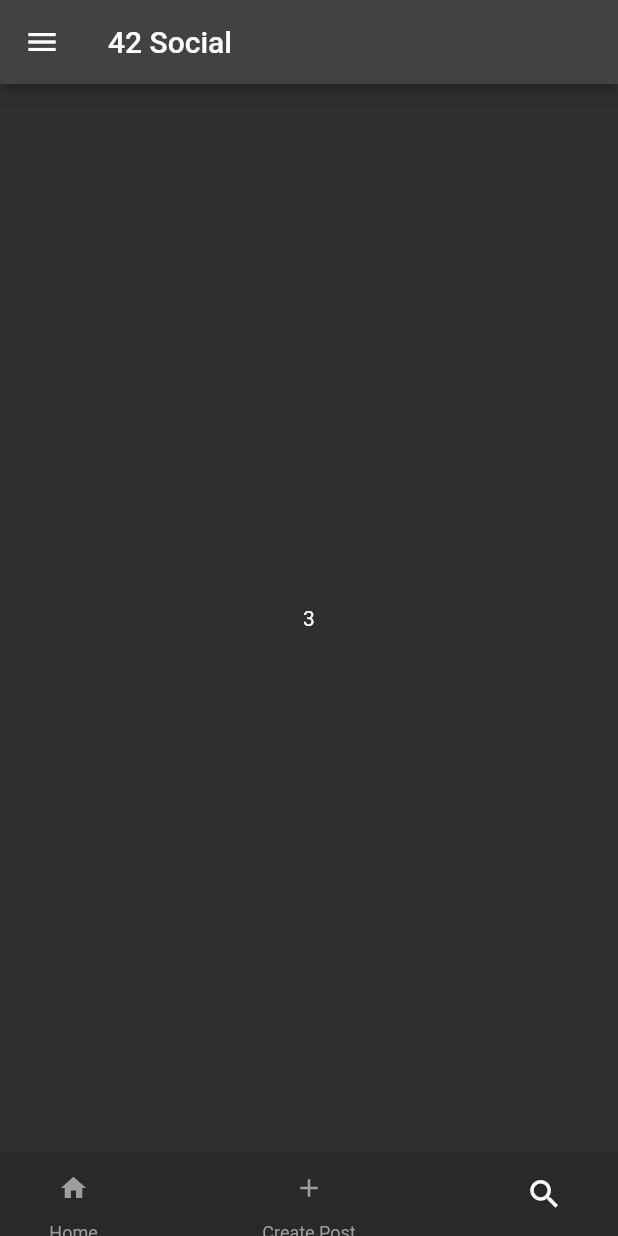
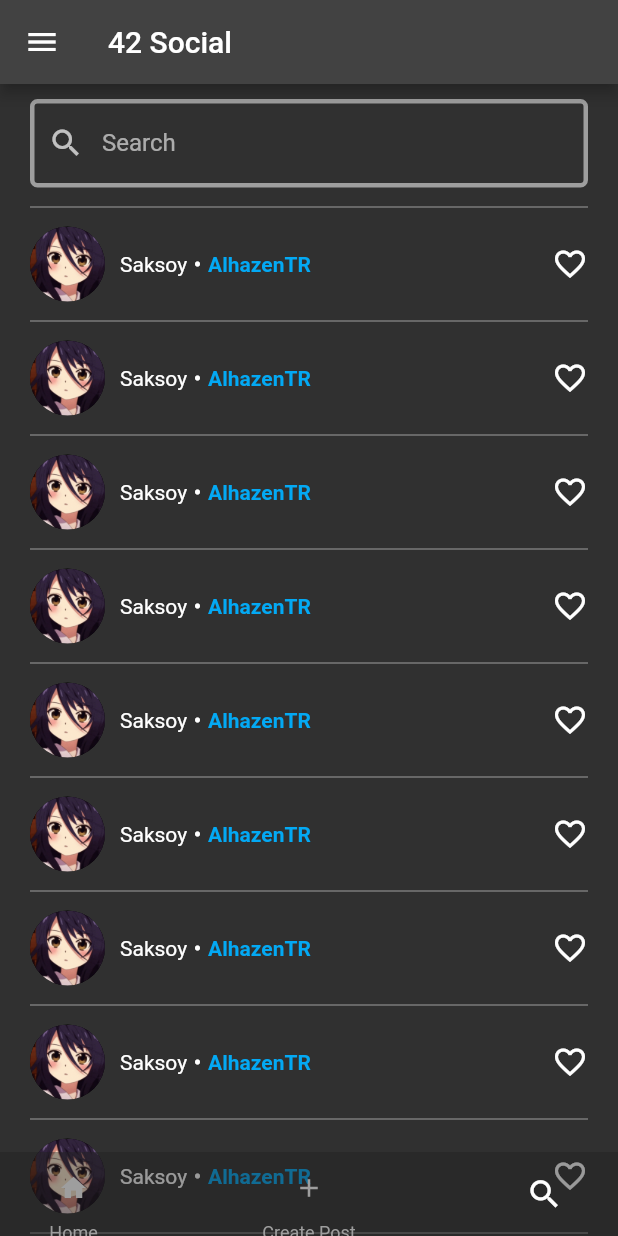
Before and after one commit to TalhaAksoy/FirstFlutterProject, a Flutter app: the MainPage screen opened directly, item 3 of the bottom bar chosen, on a phone screen of 412 x 824 dp. Run offline on Flutter 3.47's test engine with Material 2 defaults, Android fonts, the phone set to English and light mode, and no system bars; our stand-ins replace google_fonts.

Commit message:
TODO : Fix Search Page Overflow

```diff
--- a/lib/mainPage.dart
+++ b/lib/mainPage.dart
@@ -8,6 +8,7 @@ import 'package:flutter/src/widgets/container.dart';
 import 'package:flutter/src/widgets/framework.dart';
 import 'package:my_app/PostPage.dart';
 import 'package:my_app/createPost.dart';
+import 'package:my_app/searchPage.dart';
 import 'package:my_app/settingPage.dart';
 
 int _selectedIndex = 0;
@@ -20,7 +21,7 @@ final screen = [
     child: CreatePost(),
   ),
   Center(
-    child: Text("3"),
+    child: SearchPage(),
   )
 ];
 
--- /dev/null
+++ b/lib/searchPage.dart
@@ -0,0 +1,141 @@
+// ignore_for_file: prefer_const_constructors
+// ignore_for_file: prefer_const_literals_to_create_immutables
+// ignore_for_file: no_logic_in_create_state
+import 'package:flutter/material.dart';
+import 'package:flutter/src/widgets/container.dart';
+import 'package:flutter/src/widgets/framework.dart';
+import 'package:flutter/widgets.dart';
+
+class SearchPage extends StatefulWidget {
+  const SearchPage({super.key});
+
+  @override
+  State<SearchPage> createState() => _SearchPageState();
+}
+
+class _SearchPageState extends State<SearchPage> {
+  Widget searchBar() {
+    return (Padding(
+      padding: EdgeInsets.symmetric(horizontal: 20),
+      child: TextField(
+        decoration: InputDecoration(
+          prefixIcon: Icon(Icons.search),
+          labelText: "Search",
+          enabledBorder: OutlineInputBorder(
+              borderSide: const BorderSide(
+                width: 3,
+                color: Colors.grey,
+              ),
+              borderRadius: BorderRadius.circular(5)),
+          focusedBorder: OutlineInputBorder(
+              borderSide: const BorderSide(width: 3, color: Colors.lightBlue)),
+        ),
+      ),
+    ));
+  }
+
+  Widget myDivider(final double sizedBoxSize, final double paddingSize) {
+    return (Column(
+      children: [
+        SizedBox(height: sizedBoxSize),
+        Padding(
+          padding: EdgeInsets.symmetric(horizontal: paddingSize),
+          child: Divider(
+            color: Colors.grey,
+          ),
+        ),
+        SizedBox(height: sizedBoxSize),
+      ],
+    ));
+  }
+
+  Widget searchListElement(
+      final String imageAddress, final String userName, final String tagName) {
+    return (Column(
+      children: [
+        Row(
+          mainAxisAlignment: MainAxisAlignment.spaceBetween,
+          children: [
+            Row(
+              children: [
+                CircleAvatar(
+                  radius: 25,
+                  backgroundImage: AssetImage(imageAddress),
+                ),
+                SizedBox(width: 10),
+                Text(userName),
+                SizedBox(width: 5),
+                Icon(
+                  Icons.circle,
+                  size: 4,
+                ),
+                SizedBox(width: 5),
+                Text(
+                  tagName,
+                  style: TextStyle(
+                      color: Colors.lightBlue, fontWeight: FontWeight.bold),
+                ),
+              ],
+            ),
+            Icon(Icons.favorite_border_outlined)
+          ],
+        ),
+        myDivider(5, 0),
+      ],
+    ));
+  }
+
+  Widget searchList() {
+    return ListView(
+      shrinkWrap: true,
+      padding: EdgeInsets.symmetric(horizontal: 20),
+      children: [
+        SingleChildScrollView(
+          scrollDirection: Axis.vertical,
+          child: Column(
+            children: [
+              searchListElement(
+                  "images/anime_girl_pp.gif", "Saksoy", "AlhazenTR"),
+              searchListElement(
+                  "images/anime_girl_pp.gif", "Saksoy", "AlhazenTR"),
+              searchListElement(
+                  "images/anime_girl_pp.gif", "Saksoy", "AlhazenTR"),
+              searchListElement(
+                  "images/anime_girl_pp.gif", "Saksoy", "AlhazenTR"),
+              searchListElement(
+                  "images/anime_girl_pp.gif", "Saksoy", "AlhazenTR"),
+              searchListElement(
+                  "images/anime_girl_pp.gif", "Saksoy", "AlhazenTR"),
+              searchListElement(
+                  "images/anime_girl_pp.gif", "Saksoy", "AlhazenTR"),
+              searchListElement(
+                  "images/anime_girl_pp.gif", "Saksoy", "AlhazenTR"),
+              searchListElement(
+                  "images/anime_girl_pp.gif", "Saksoy", "AlhazenTR"),
+              searchListElement(
+                  "images/anime_girl_pp.gif", "Saksoy", "AlhazenTR"),
+              searchListElement(
+                  "images/anime_girl_pp.gif", "Saksoy", "AlhazenTR"),
+              searchListElement(
+                  "images/anime_girl_pp.gif", "Saksoy", "AlhazenTR"),
+            ],
+          ),
+        )
+      ],
+    );
+  }
+
+  @override
+  Widget build(BuildContext context) {
+    return Scaffold(
+      body: Center(
+        child: Column(children: [
+          SizedBox(height: 10),
+          searchBar(),
+          myDivider(5, 20),
+          searchList()
+        ]),
+      ),
+    );
+  }
+}
```
